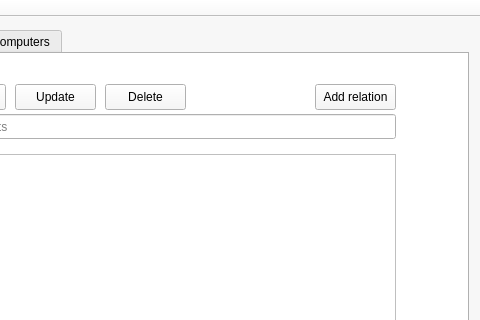
Above: mainwindow.ui from Hopur-50/Verkefni3 before the change; both pictures show x 108 to 588 and y 0 to 320 of the 588 by 672 pixel window. Below: the same form after it.
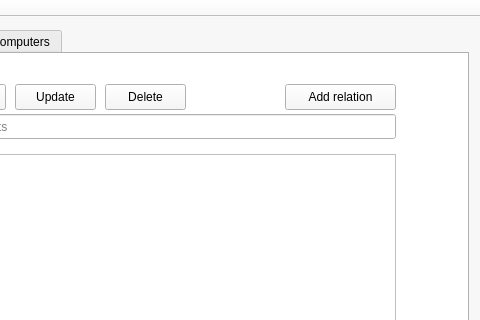
That is the form after the change. The open tabs and pages were chosen to show the change.

Commit message: Verður núna að fylla út rétt í add new scientist og breytti add relations takkanum

```diff
--- a/mainwindow.ui
+++ b/mainwindow.ui
@@ -666,9 +666,9 @@
        <widget class="QPushButton" name="buttonAddRelation">
         <property name="geometry">
          <rect>
-          <x>410</x>
+          <x>380</x>
           <y>30</y>
-          <width>81</width>
+          <width>111</width>
           <height>26</height>
          </rect>
         </property>
```
Left out of the diff: 2 changed lines with no effect on the pictures. The commit also changes 2 other files.
